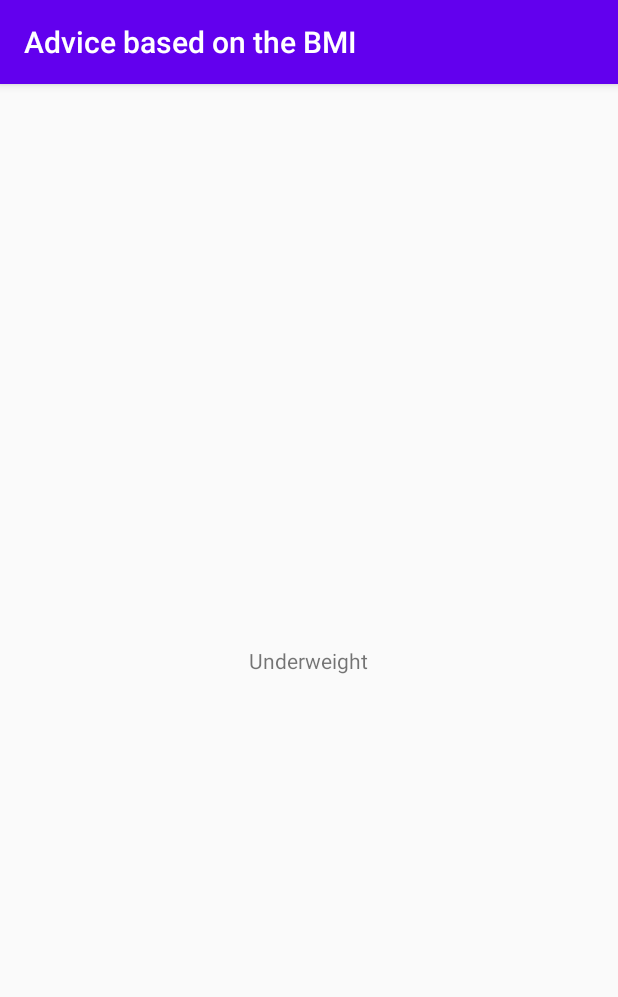
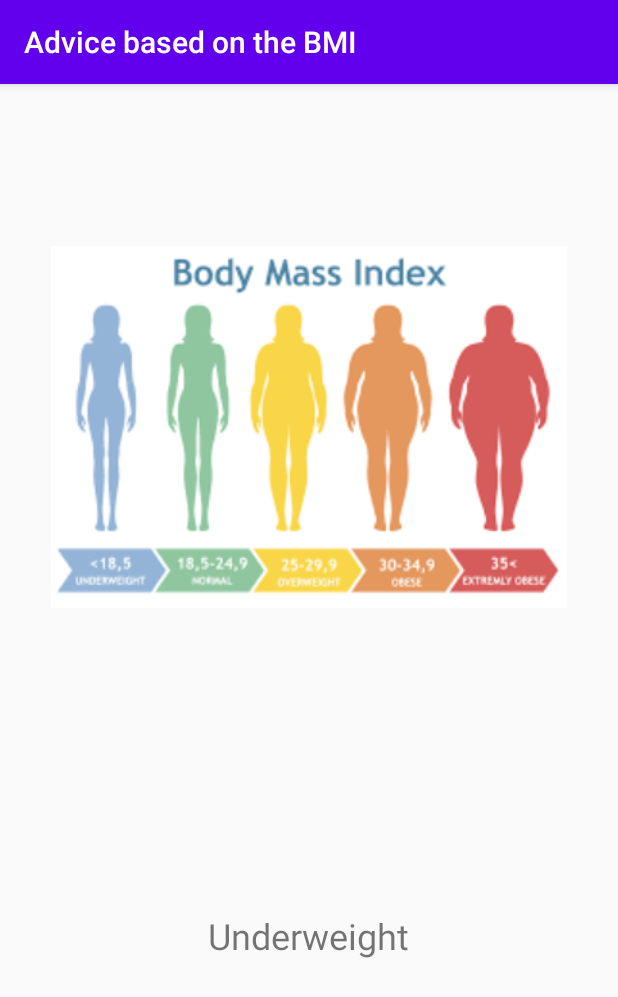
Before and after one commit to nocaed/BMICalculator, an Android app: the AdviceActivity screen opened directly, with no data from a screen before it, on a phone screen of 412 x 824 dp. Shown: the top 997 px of the screen. Run offline under Robolectric (Android 15) with nearby library versions, the phone set to English and light mode, and no system bars.

Commit message:
Add files via upload

```diff
--- a/app/src/main/res/layout/activity_advice.xml
+++ b/app/src/main/res/layout/activity_advice.xml
@@ -7,18 +7,24 @@
     tools:context=".AdviceActivity">
 
     <TextView
-        android:id="@+id/adviceText"
-        android:layout_width="wrap_content"
-        android:layout_height="wrap_content"
-        android:layout_marginStart="205dp"
-        android:layout_marginLeft="205dp"
-        android:layout_marginTop="356dp"
-        android:layout_marginEnd="206dp"
-        android:layout_marginRight="206dp"
-        android:layout_marginBottom="356dp"
-        android:text="Text"
-        app:layout_constraintBottom_toBottomOf="parent"
-        app:layout_constraintEnd_toEndOf="parent"
-        app:layout_constraintStart_toStartOf="parent"
-        app:layout_constraintTop_toTopOf="parent" />
+            android:id="@+id/adviceText"
+            android:layout_width="376dp"
+            android:layout_height="0dp"
+            android:text="Text"
+            app:layout_constraintBottom_toBottomOf="parent"
+            app:layout_constraintEnd_toEndOf="parent"
+            app:layout_constraintStart_toStartOf="parent"
+            app:layout_constraintTop_toTopOf="parent" app:layout_constraintVertical_bias="0.669"
+            android:gravity="center" android:textSize="24sp" android:layout_marginLeft="8dp"
+            android:layout_marginStart="8dp" android:layout_marginRight="8dp" android:layout_marginEnd="8dp"
+            app:layout_constraintHorizontal_bias="0.473" android:layout_marginTop="400dp"
+            android:layout_marginBottom="32dp"/>
+    <ImageView
+            android:layout_width="381dp"
+            android:layout_height="241dp" app:srcCompat="@drawable/bmi"
+            android:id="@+id/imageView" android:layout_marginEnd="16dp" android:layout_marginRight="16dp"
+            app:layout_constraintEnd_toEndOf="parent" app:layout_constraintStart_toStartOf="parent"
+            android:layout_marginLeft="16dp" android:layout_marginStart="16dp" android:layout_marginBottom="50dp"
+            app:layout_constraintBottom_toTopOf="@+id/adviceText" android:layout_marginTop="107dp"
+            app:layout_constraintTop_toTopOf="parent"/>
 </androidx.constraintlayout.widget.ConstraintLayout>
```
